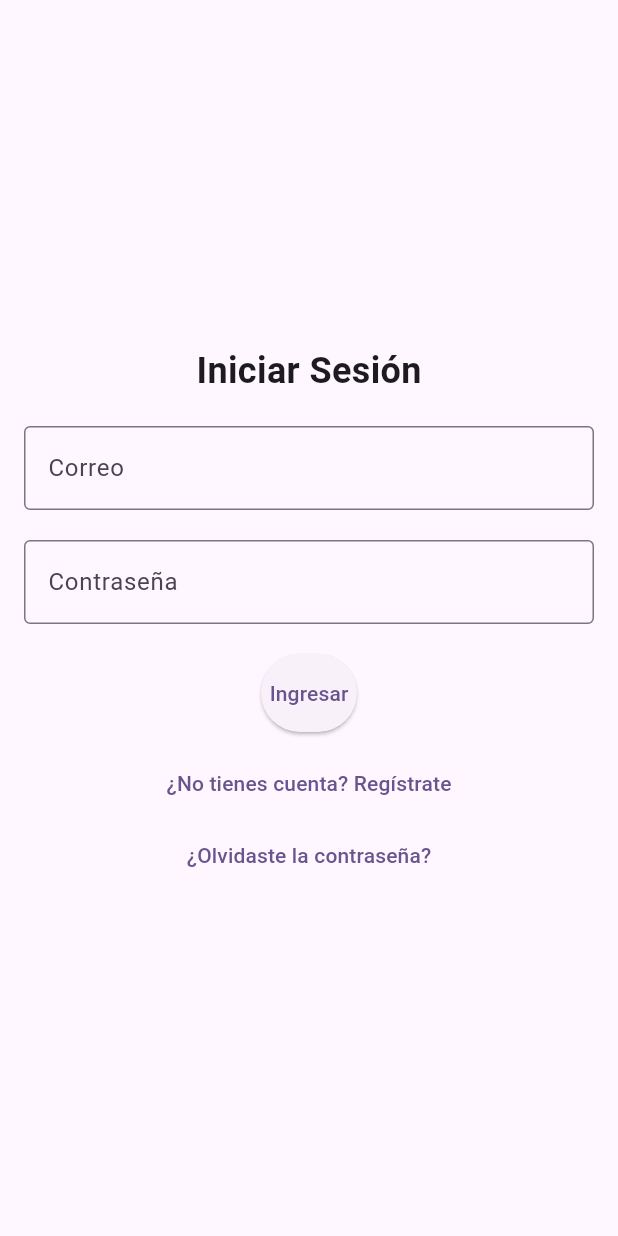
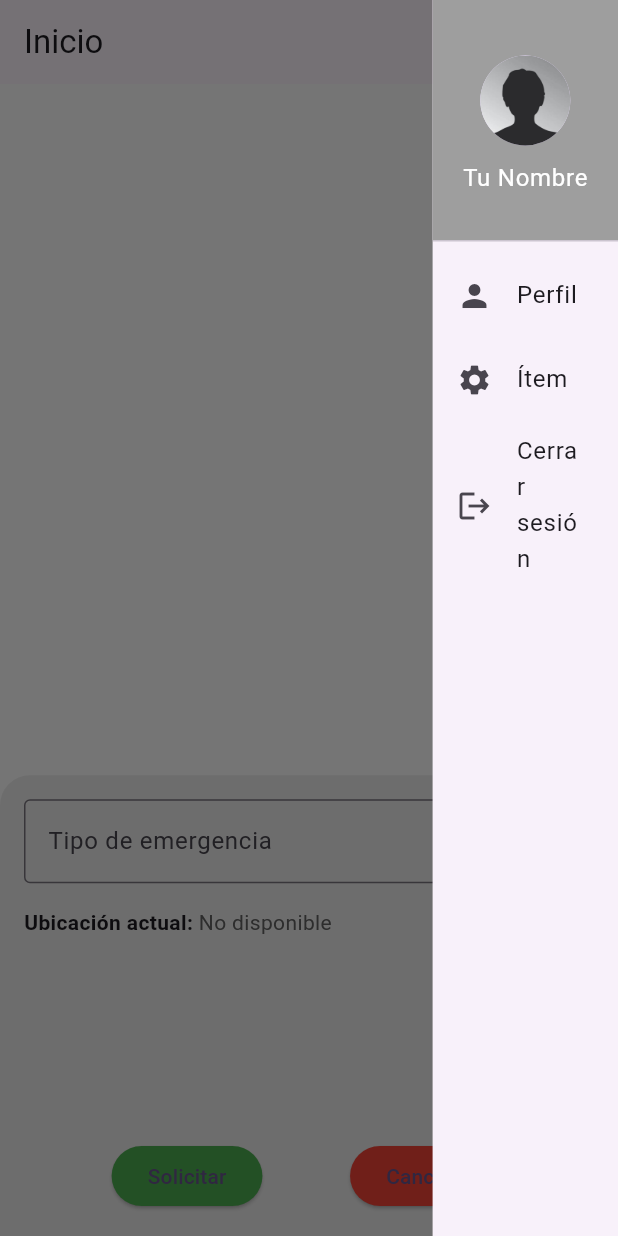
Before and after one commit to FelipeHernandez98/emergency-user-app, a Flutter app: the screen it shows after launch, with the side drawer open (before the commit the screen has no drawer), on a phone screen of 412 x 824 dp. Run offline on Flutter 3.47's test engine with Material 3 defaults, Android fonts, the phone set to English and light mode, and no system bars; our stand-ins replace flutter_spinkit, geolocator, shared_preferences.

Commit message:
add register logic and request ambulance logic

```diff
--- a/lib/main.dart
+++ b/lib/main.dart
@@ -2,6 +2,7 @@
 import 'package:emergency_user_app/screens/HomeScreen.dart';
 import 'package:emergency_user_app/screens/LoginScreen.dart';
 import 'package:emergency_user_app/screens/RegisterScreen.dart';
+import 'package:emergency_user_app/screens/RequestAmbulanceScreen.dart';
 import 'package:flutter/material.dart';
 
 void main() {
@@ -39,7 +40,7 @@
         // tested with just a hot reload.
         colorScheme: ColorScheme.fromSeed(seedColor: Colors.deepPurple),
       ),
-      home: LoginScreen(),
+      home: RequestAmbulanceScreen(),
     );
   }
 }
--- a/lib/screens/LoginScreen.dart
+++ b/lib/screens/LoginScreen.dart
@@ -40,7 +40,6 @@ class _LoginScreenState extends State<LoginScreen> {
     return null;
   }
 
-  // Función para enviar la petición de inicio de sesión
   Future<void> _login() async {
     if (_formKey.currentState!.validate()) {
       setState(() {
@@ -66,9 +65,10 @@ class _LoginScreenState extends State<LoginScreen> {
           final prefs = await SharedPreferences.getInstance();
           await prefs.setString('access_token', data['access_token']);
 
-          Navigator.pushReplacement(
+          Navigator.pushAndRemoveUntil(
             context,
             MaterialPageRoute(builder: (context) => HomeScreen()),
+                (Route<dynamic> route) => false,
           );
         } else {
           ScaffoldMessenger.of(
--- a/lib/screens/RequestAmbulanceScreen.dart
+++ b/lib/screens/RequestAmbulanceScreen.dart
@@ -0,0 +1,217 @@
+import 'package:flutter/material.dart';
+import 'package:geolocator/geolocator.dart';
+import 'package:shared_preferences/shared_preferences.dart';
+
+class RequestAmbulanceScreen extends StatefulWidget {
+  @override
+  _RequestAmbulanceScreenState createState() => _RequestAmbulanceScreenState();
+}
+
+class _RequestAmbulanceScreenState extends State<RequestAmbulanceScreen> {
+  final GlobalKey<ScaffoldState> _scaffoldKey = GlobalKey<ScaffoldState>();
+  String? _selectedEmergencyType;
+  Position? _currentPosition;
+  bool _isLoadingLocation = false;
+
+  @override
+  void initState() {
+    super.initState();
+    _getCurrentLocation();
+  }
+
+  Future<void> _getCurrentLocation() async {
+    setState(() {
+      _isLoadingLocation = true;
+    });
+
+    try {
+      LocationPermission permission = await Geolocator.checkPermission();
+      if (permission == LocationPermission.denied ||
+          permission == LocationPermission.deniedForever) {
+        permission = await Geolocator.requestPermission();
+      }
+
+      if (permission == LocationPermission.whileInUse ||
+          permission == LocationPermission.always) {
+        final position = await Geolocator.getCurrentPosition(
+            desiredAccuracy: LocationAccuracy.high);
+        setState(() {
+          _currentPosition = position;
+        });
+      } else {
+        ScaffoldMessenger.of(context).showSnackBar(
+          SnackBar(content: Text('No se pudo obtener permiso de ubicación.')),
+        );
+      }
+    } catch (e) {
+      ScaffoldMessenger.of(context).showSnackBar(
+        SnackBar(content: Text('Error al obtener la ubicación: $e')),
+      );
+    } finally {
+      setState(() {
+        _isLoadingLocation = false;
+      });
+    }
+  }
+
+  @override
+  Widget build(BuildContext context) {
+    return Scaffold(
+      key: _scaffoldKey,
+      appBar: AppBar(
+        title: Text('Inicio'),
+        actions: [
+          IconButton(
+            icon: Icon(Icons.menu),
+            onPressed: () {
+              _scaffoldKey.currentState?.openEndDrawer();
+            },
+          ),
+        ],
+      ),
+      endDrawer: Drawer(
+        width: MediaQuery.of(context).size.width * 0.3,
+        shape: RoundedRectangleBorder(),
+        child: ListView(
+          padding: EdgeInsets.zero,
+          children: [
+            DrawerHeader(
+              decoration: BoxDecoration(color: Colors.grey),
+              child: SizedBox(
+                height: 50,
+                child: Column(
+                  mainAxisAlignment: MainAxisAlignment.center,
+                  children: [
+                    CircleAvatar(
+                      radius: 30,
+                      backgroundImage: AssetImage('assets/perfil.jpg'),
+                    ),
+                    SizedBox(height: 10),
+                    Text(
+                      'Tu Nombre',
+                      style: TextStyle(color: Colors.white, fontSize: 16),
+                    ),
+                  ],
+                ),
+              ),
+            ),
+            ListTile(
+              leading: Icon(Icons.person),
+              title: Text('Perfil'),
+              onTap: () {
+                Navigator.pop(context);
+                Navigator.pushNamed(context, '/profile');
+              },
+            ),
+            ListTile(
+              leading: Icon(Icons.settings),
+              title: Text('Ítem'),
+              onTap: () {
+                Navigator.pop(context);
+                print('Ítem seleccionado');
+              },
+            ),
+            ListTile(
+              leading: Icon(Icons.logout),
+              title: Text('Cerrar sesión'),
+              onTap: () async {
+                final prefs = await SharedPreferences.getInstance();
+                await prefs.remove('access_token');
+                Navigator.pushReplacementNamed(context, '/');
+              },
+            ),
+          ],
+        ),
+      ),
+      body: Stack(
+        children: [
+          // Fondo (puedes añadir un mapa, imagen, o color aquí)
+          Container(
+            color: Colors.white, // Color de fondo
+          ),
+
+          // Formulario flotante en la parte inferior
+          Align(
+            alignment: Alignment.bottomCenter,
+            child: FractionallySizedBox(
+              heightFactor: 0.4, // Ajusta el porcentaje de altura aquí (40%)
+              widthFactor: 1.0,
+              child: Container(
+                decoration: BoxDecoration(
+                  color: Colors.grey[200],
+                  borderRadius: BorderRadius.vertical(top: Radius.circular(20)),
+                ),
+                padding: EdgeInsets.all(16.0),
+                child: Column(
+                  crossAxisAlignment: CrossAxisAlignment.start,
+                  children: [
+                    DropdownButtonFormField<String>(
+                      value: _selectedEmergencyType,
+                      decoration: InputDecoration(
+                        labelText: 'Tipo de emergencia',
+                        border: OutlineInputBorder(),
+                      ),
+                      items: List.generate(
+                        5,
+                            (index) => DropdownMenuItem(
+                          value: '${index + 1}',
+                          child: Text('Emergencia ${index + 1}'),
+                        ),
+                      ),
+                      onChanged: (value) {
+                        setState(() {
+                          _selectedEmergencyType = value;
+                        });
+                      },
+                    ),
+                    SizedBox(height: 16),
+                    Row(
+                      children: [
+                        Text(
+                          'Ubicación actual: ',
+                          style: TextStyle(fontWeight: FontWeight.bold),
+                        ),
+                        _isLoadingLocation
+                            ? CircularProgressIndicator()
+                            : Text(
+                          _currentPosition != null
+                              ? 'Lat: ${_currentPosition!.latitude}, Long: ${_currentPosition!.longitude}'
+                              : 'No disponible',
+                          style: TextStyle(color: Colors.grey[700]),
+                        ),
+                      ],
+                    ),
+                    Spacer(),
+                    Row(
+                      mainAxisAlignment: MainAxisAlignment.spaceEvenly,
+                      children: [
+                        ElevatedButton(
+                          onPressed: () {
+                            // Acción de solicitar
+                          },
+                          style: ElevatedButton.styleFrom(
+                            backgroundColor: Colors.green,
+                          ),
+                          child: Text('Solicitar'),
+                        ),
+                        ElevatedButton(
+                          onPressed: () {
+                            Navigator.pop(context);
+                          },
+                          style: ElevatedButton.styleFrom(
+                            backgroundColor: Colors.red,
+                          ),
+                          child: Text('Cancelar'),
+                        ),
+                      ],
+                    ),
+                  ],
+                ),
+              ),
+            ),
+          ),
+        ],
+      ),
+    );
+  }
+}
--- a/pubspec.yaml
+++ b/pubspec.yaml
@@ -34,6 +34,8 @@ dependencies:
   google_maps_flutter: ^2.1.1
   flutter_spinkit: ^5.1.0
   shared_preferences: ^2.0.15
+  geolocator: ^9.0.2
+  flutter_material_pickers: ^2.0.0
 
   # The following adds the Cupertino Icons font to your application.
   # Use with the CupertinoIcons class for iOS style icons.
```
Also changed, not shown: lib/screens/RegisterScreen.dart (+46 -22 lines), pubspec.lock, 3 other files.
